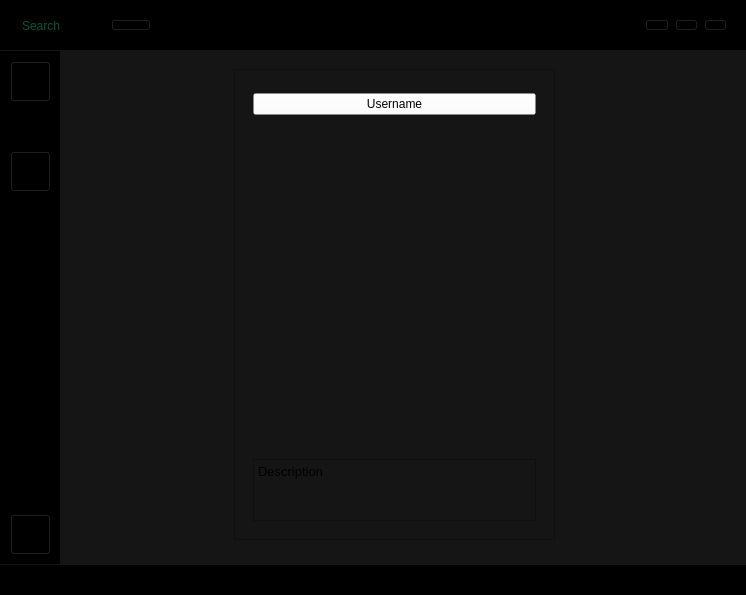
jiotich/distributed-system-project, file client/user_interface/main_window.ui: the form before one commit.
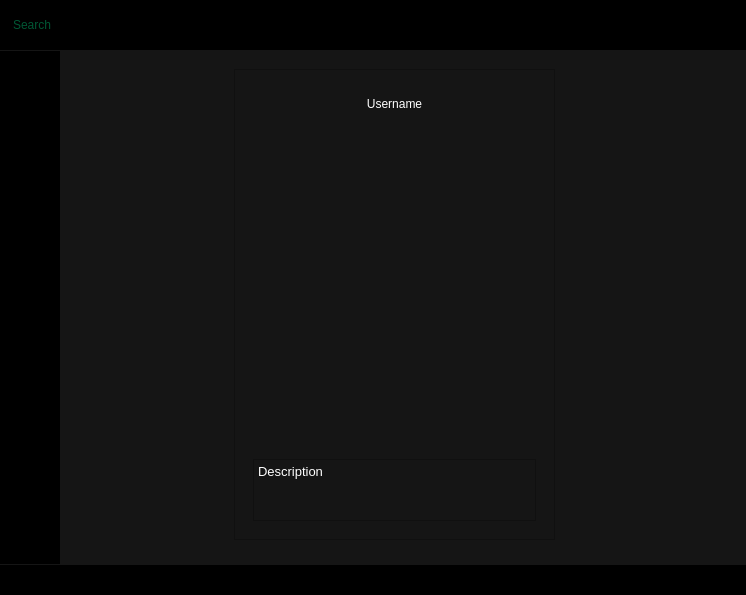
The form after the commit. Icons and pictures are not drawn.

Commit message: adjusting window

Patch:
```diff
--- a/client/user_interface/main_window.ui
+++ b/client/user_interface/main_window.ui
@@ -69,6 +69,21 @@
           <enum>QFrame::Plain</enum>
          </property>
          <layout class="QHBoxLayout" name="horizontalLayout_5">
+          <property name="spacing">
+           <number>0</number>
+          </property>
+          <property name="leftMargin">
+           <number>0</number>
+          </property>
+          <property name="topMargin">
+           <number>0</number>
+          </property>
+          <property name="rightMargin">
+           <number>0</number>
+          </property>
+          <property name="bottomMargin">
+           <number>0</number>
+          </property>
           <item>
            <widget class="QLineEdit" name="search_text">
             <property name="styleSheet">
@@ -92,6 +107,9 @@
              <iconset resource="images.qrc">
               <normaloff>:/images/images/search.png</normaloff>:/images/images/search.png</iconset>
             </property>
+            <property name="flat">
+             <bool>true</bool>
+            </property>
            </widget>
           </item>
          </layout>
@@ -131,6 +149,21 @@
           <enum>QFrame::Raised</enum>
          </property>
          <layout class="QHBoxLayout" name="horizontalLayout_4">
+          <property name="spacing">
+           <number>0</number>
+          </property>
+          <property name="leftMargin">
+           <number>0</number>
+          </property>
+          <property name="topMargin">
+           <number>0</number>
+          </property>
+          <property name="rightMargin">
+           <number>0</number>
+          </property>
+          <property name="bottomMargin">
+           <number>0</number>
+          </property>
           <item>
            <widget class="QPushButton" name="minimize_button">
             <property name="text">
@@ -140,6 +173,9 @@
              <iconset resource="images.qrc">
               <normaloff>:/images/images/minimize.png</normaloff>:/images/images/minimize.png</iconset>
             </property>
+            <property name="flat">
+             <bool>true</bool>
+            </property>
            </widget>
           </item>
           <item>
@@ -151,6 +187,9 @@
              <iconset resource="images.qrc">
               <normaloff>:/images/images/maximize.png</normaloff>:/images/images/maximize.png</iconset>
             </property>
+            <property name="flat">
+             <bool>true</bool>
+            </property>
            </widget>
           </item>
           <item>
@@ -162,6 +201,9 @@
              <iconset resource="images.qrc">
               <normaloff>:/images/images/cross.png</normaloff>:/images/images/cross.png</iconset>
             </property>
+            <property name="flat">
+             <bool>true</bool>
+            </property>
            </widget>
           </item>
          </layout>
@@ -272,6 +314,9 @@
                <height>32</height>
               </size>
              </property>
+             <property name="flat">
+              <bool>true</bool>
+             </property>
             </widget>
             <widget class="QPushButton" name="profile_button">
              <property name="geometry">
@@ -295,6 +340,9 @@
                <height>32</height>
               </size>
              </property>
+             <property name="flat">
+              <bool>true</bool>
+             </property>
             </widget>
            </widget>
           </item>
@@ -344,6 +392,9 @@
                <height>32</height>
               </size>
              </property>
+             <property name="flat">
+              <bool>true</bool>
+             </property>
             </widget>
            </widget>
           </item>
@@ -499,7 +550,8 @@
                            <item>
                             <widget class="QPushButton" name="pushButton">
                              <property name="styleSheet">
-                              <string notr="true">background-color: rgba(255, 255, 255, 0);</string>
+                              <string notr="true">background-color: rgb(21, 21, 21);
+color: rgb(255, 255, 255);</string>
                              </property>
                              <property name="text">
                               <string>Username</string>
@@ -508,6 +560,9 @@
                               <iconset resource="images.qrc">
                                <normaloff>:/images/images/user.png</normaloff>:/images/images/user.png</iconset>
                              </property>
+                             <property name="flat">
+                              <bool>true</bool>
+                             </property>
                             </widget>
                            </item>
                           </layout>
@@ -558,12 +613,15 @@
                           <layout class="QVBoxLayout" name="verticalLayout_5">
                            <item>
                             <widget class="QTextBrowser" name="textBrowser">
+                             <property name="styleSheet">
+                              <string notr="true">color: rgb(255, 255, 255);</string>
+                             </property>
                              <property name="html">
                               <string>&lt;!DOCTYPE HTML PUBLIC &quot;-//W3C//DTD HTML 4.0//EN&quot; &quot;http://www.w3.org/TR/REC-html40/strict.dtd&quot;&gt;
 &lt;html&gt;&lt;head&gt;&lt;meta name=&quot;qrichtext&quot; content=&quot;1&quot; /&gt;&lt;style type=&quot;text/css&quot;&gt;
 p, li { white-space: pre-wrap; }
-&lt;/style&gt;&lt;/head&gt;&lt;body style=&quot; font-family:'Noto Sans'; font-size:10pt; font-weight:400; font-style:normal;&quot;&gt;
-&lt;p style=&quot; margin-top:0px; margin-bottom:0px; margin-left:0px; margin-right:0px; -qt-block-indent:0; text-indent:0px;&quot;&gt;Description&lt;/p&gt;&lt;/body&gt;&lt;/html&gt;</string>
+&lt;/style&gt;&lt;/head&gt;&lt;body style=&quot; font-family:'Ubuntu'; font-size:10pt; font-weight:400; font-style:normal;&quot;&gt;
+&lt;p style=&quot; margin-top:0px; margin-bottom:0px; margin-left:0px; margin-right:0px; -qt-block-indent:0; text-indent:0px;&quot;&gt;&lt;span style=&quot; font-family:'Noto Sans';&quot;&gt;Description&lt;/span&gt;&lt;/p&gt;&lt;/body&gt;&lt;/html&gt;</string>
                              </property>
                             </widget>
                            </item>
```
The commit also changes 4 other files.
